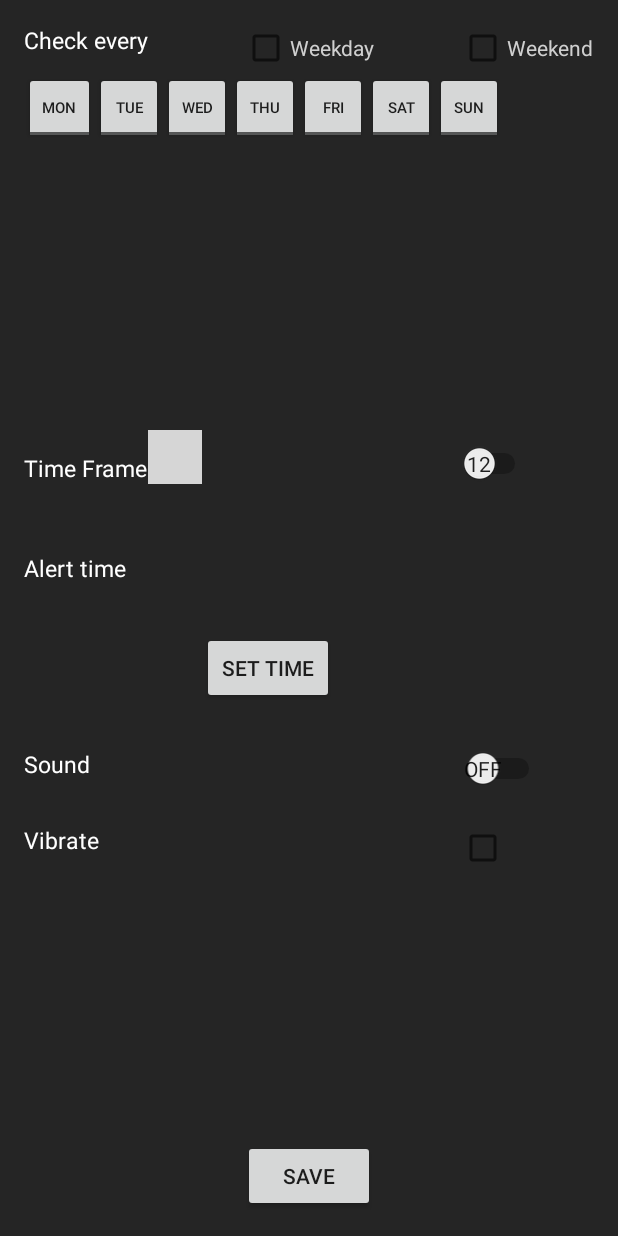
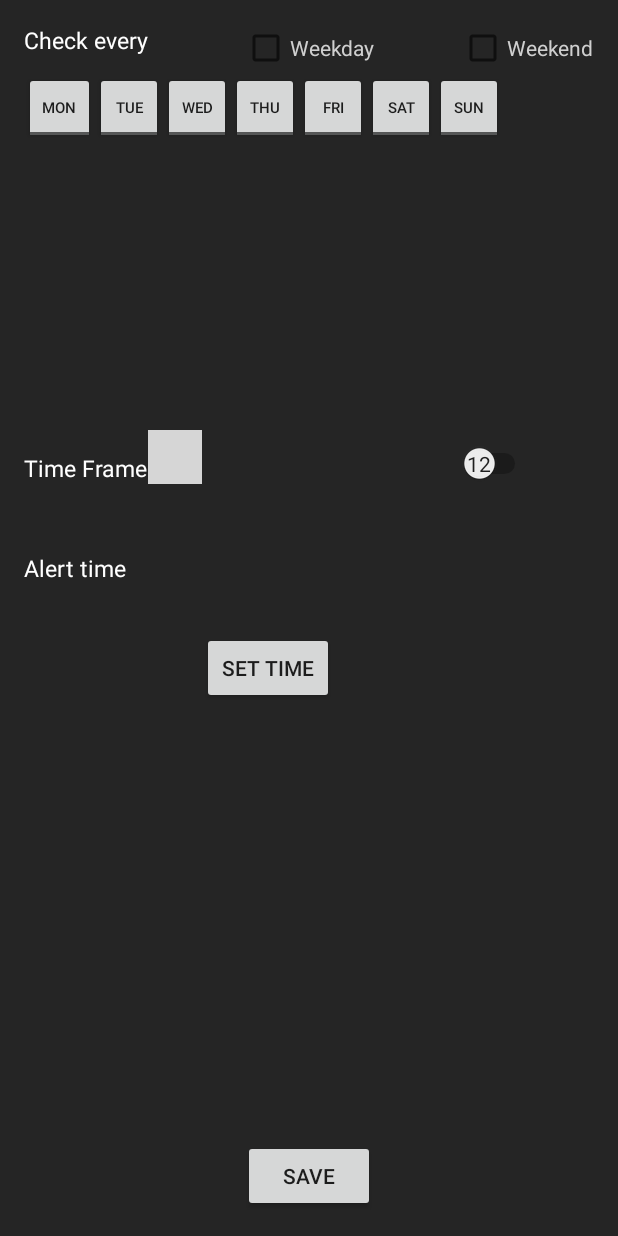
Before and after one commit to zhengruiyi/AlertMe, an Android app: the layout activity_time_frame.xml on its own in the app's theme, with its tools: preview values and no code run, on a phone screen of 412 x 824 dp. Run offline under Robolectric (Android 15) with nearby library versions, the phone set to English and light mode, and no system bars; grey boxes are pictures that could not be loaded.

Commit message:
deleted vibrate/sound options and add alarm toast

```diff
--- a/app/src/main/java/teamawesome/alertme/AlarmList.java
+++ b/app/src/main/java/teamawesome/alertme/AlarmList.java
@@ -311,8 +311,6 @@ public class AlarmList extends ActionBarActivity implements LocationListener {
     }
 
     public void addNewAlarm(View view){
-        String message = "You cannot add new alarms at this time. Please try again later.";
-        Toast.makeText(AlarmList.this, message, Toast.LENGTH_LONG).show();
         AlertMeMetadataSingleton alarmInstance = AlertMeMetadataSingleton.getInstance();
         alarmInstance.addAlarm();
         Intent intent = new Intent(AlarmList.this, Conditions.class);
--- a/app/src/main/res/layout/activity_time_frame.xml
+++ b/app/src/main/res/layout/activity_time_frame.xml
@@ -24,8 +24,8 @@
         android:text="@string/time_frame_submit"
         android:onClick="toAlarmList"
         android:id="@+id/button2"
-        android:layout_alignParentBottom="true"
-        android:layout_centerHorizontal="true" />
+        android:layout_centerHorizontal="true"
+        android:layout_alignParentBottom="true" />
 
     <CheckBox
         android:layout_width="wrap_content"
@@ -153,7 +153,7 @@
         android:layout_alignParentStart="true"
         android:layout_marginBottom="32dp" />
 
-    <TextView
+<!--    <TextView
         android:layout_width="wrap_content"
         android:layout_height="wrap_content"
         android:text="@string/sound"
@@ -192,7 +192,7 @@
         android:id="@+id/checkBox11"
         android:layout_alignTop="@+id/textView6"
         android:layout_alignLeft="@+id/switch1"
-        android:layout_alignStart="@+id/switch1" />
+        android:layout_alignStart="@+id/switch1" />-->
 
     <TextView
         android:layout_width="wrap_content"
```
Also changed, not shown: app/src/main/java/teamawesome/alertme/TimeFrame.java (+16 -16 lines), 2 other files.
